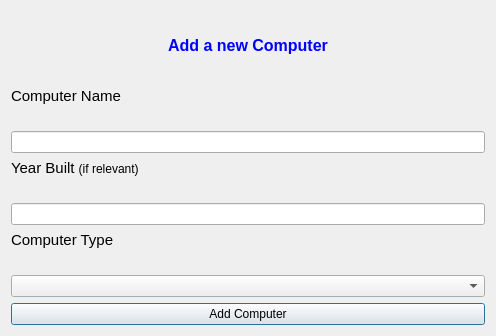
Before: the Qt Designer form Group36W3/ui/addcomputerdialog.ui in skulia15/Group36, drawn with Qt 5.
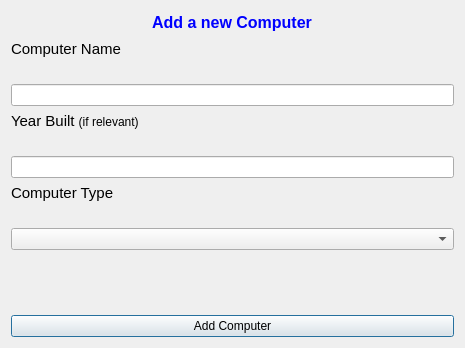
After: the same form once the commit is applied. Icons and pictures are not drawn.

```diff
--- a/Group36W3/ui/addcomputerdialog.ui
+++ b/Group36W3/ui/addcomputerdialog.ui
@@ -6,8 +6,8 @@
    <rect>
     <x>0</x>
     <y>0</y>
-    <width>496</width>
-    <height>336</height>
+    <width>465</width>
+    <height>348</height>
    </rect>
   </property>
   <property name="windowTitle">
@@ -89,6 +89,20 @@
      </item>
     </layout>
    </item>
+   <item>
+    <widget class="QLabel" name="label">
+     <property name="text">
+      <string/>
+     </property>
+    </widget>
+   </item>
+   <item>
+    <widget class="QLabel" name="label_2">
+     <property name="text">
+      <string/>
+     </property>
+    </widget>
+   </item>
    <item>
     <widget class="QPushButton" name="button_add_computer_box">
      <property name="cursor">
```
Left out of the diff: 5 changed lines with no effect on the pictures.
